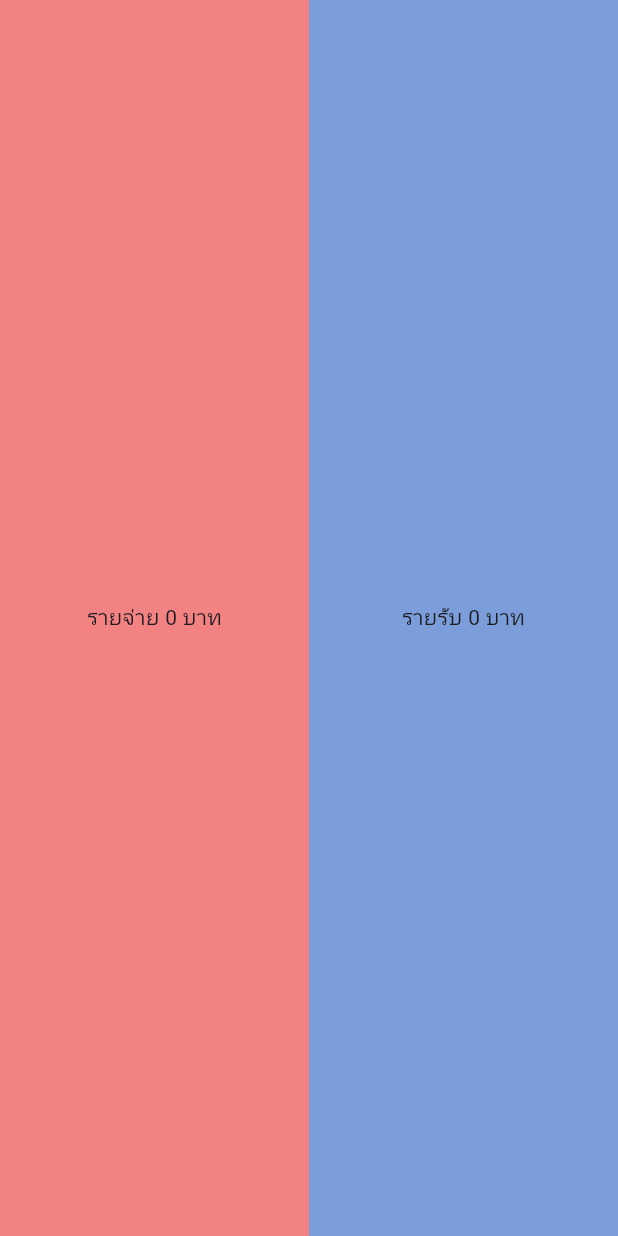
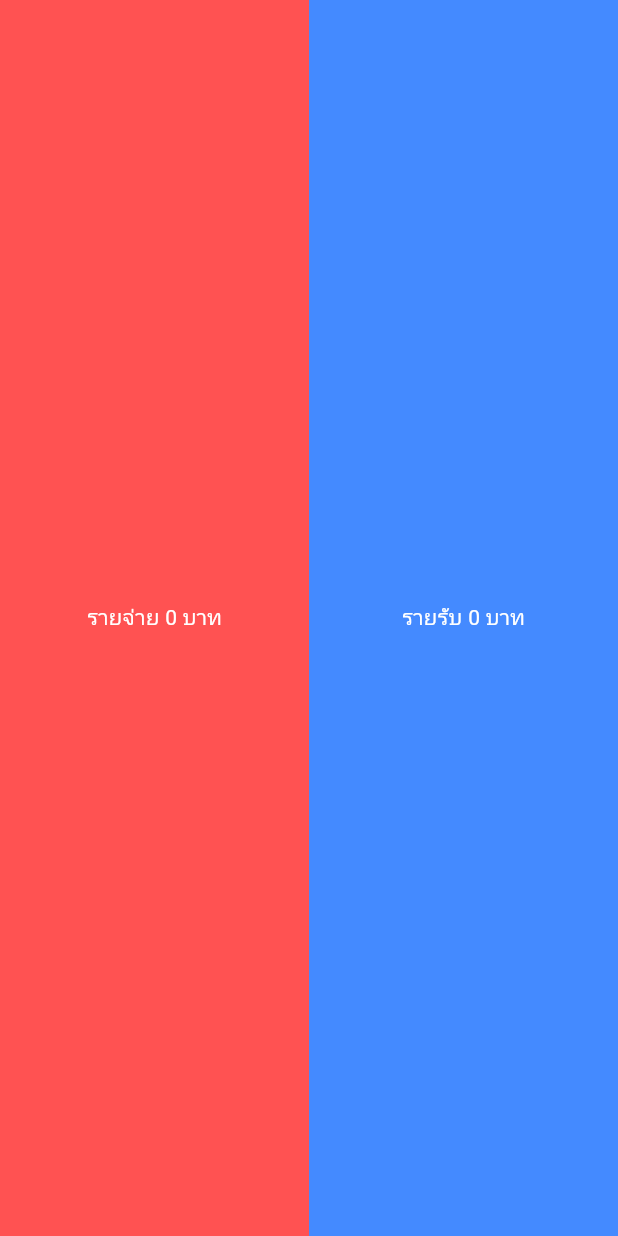
Before and after one commit to Lenilk/incomeandexpensesapp, a Flutter app: the ConclusionBar widget shown alone on an empty page, opened directly with empty values, on a phone screen of 412 x 824 dp. Run offline on Flutter 3.47's test engine with Material 2 defaults, Android fonts, the phone set to English and light mode, and no system bars; our stand-ins replace shared_preferences, table_calendar; accounts and stored records are empty.

Commit message:
Change color

```diff
--- a/lib/component/conclusionbar.dart
+++ b/lib/component/conclusionbar.dart
@@ -6,28 +6,33 @@ class ConclusionBar extends StatelessWidget {
   const ConclusionBar(
       {Key? key, required this.incomeamt, required this.expensamt})
       : super(key: key);
+  Widget textData(String data) {
+    return Text(
+      data,
+      style: const TextStyle(color: Colors.white),
+      overflow: TextOverflow.ellipsis,
+    );
+  }
 
   @override
   Widget build(BuildContext context) {
     return Row(mainAxisAlignment: MainAxisAlignment.spaceBetween, children: [
       Expanded(
         child: Container(
-            color: const Color.fromARGB(255, 243, 130, 130),
+            color: Colors.redAccent,
             padding: const EdgeInsets.all(10),
             child: Center(
-                child: Text(
+                child: textData(
               'รายจ่าย $expensamt บาท',
-              overflow: TextOverflow.ellipsis,
             ))),
       ),
       Expanded(
         child: Container(
-            color: const Color.fromARGB(255, 123, 158, 218),
+            color: Colors.blueAccent,
             padding: const EdgeInsets.all(10),
             child: Center(
-                child: Text(
+                child: textData(
               'รายรับ $incomeamt บาท',
-              overflow: TextOverflow.ellipsis,
             ))),
       )
     ]);
--- a/lib/component/databox.dart
+++ b/lib/component/databox.dart
@@ -49,7 +49,9 @@ class _DataBoxState extends State<DataBox> {
       },
       child: Container(
         width: MediaQuery.of(context).size.width,
-        color: isincome ? Colors.blueAccent : Colors.redAccent,
+        color: isincome
+            ? const Color.fromARGB(255, 123, 158, 218)
+            : const Color.fromARGB(255, 243, 130, 130),
         padding: const EdgeInsets.all(10),
         child: Center(
             child: Column(
```
